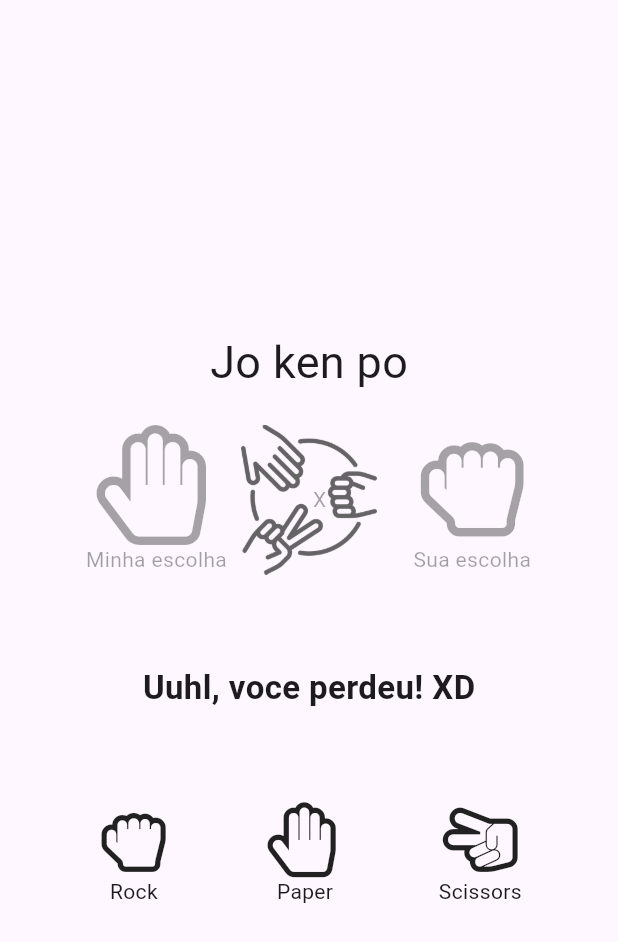
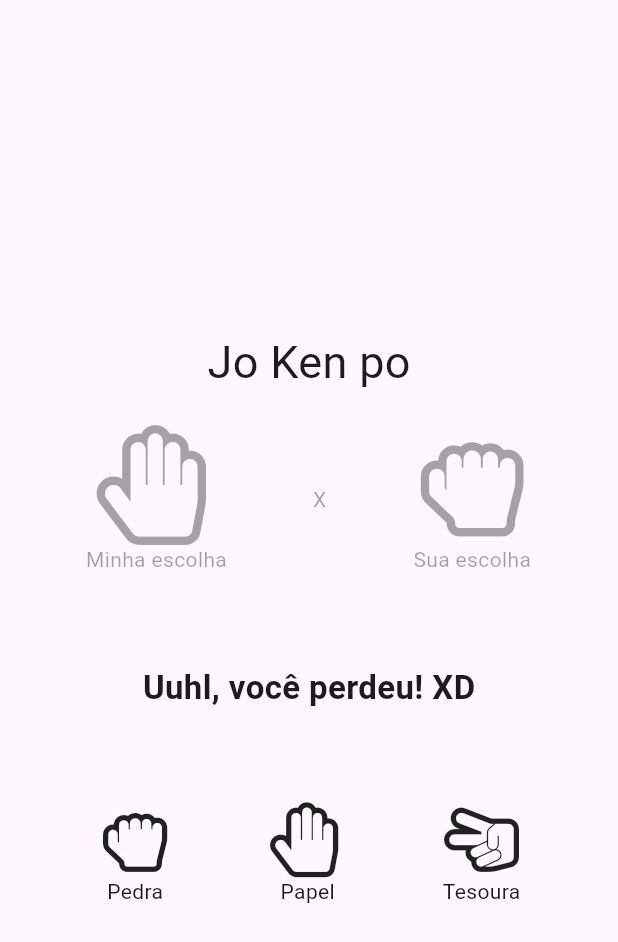
Before and after one commit to felpfsf/flutter_jokenpo, a Flutter app: the screen it shows after launch, after a tap on an icon or button, on a phone screen of 412 x 824 dp. Shown: the top 942 px of the screen. Run offline on Flutter 3.47's test engine with Material 3 defaults, Android fonts, the phone set to English and light mode, and no system bars.

Commit message:
✨ with change notifier

```diff
--- a/lib/main.dart
+++ b/lib/main.dart
@@ -2,11 +2,14 @@ import 'dart:math';
 
 import 'package:flutter/material.dart';
 import 'package:flutter_jokenpo_app/jokenpo_icons.dart';
+import 'package:provider/provider.dart';
 
+// Main
 void main() {
   runApp(const JokenpoApp());
 }
 
+// APP
 class JokenpoApp extends StatelessWidget {
   const JokenpoApp({super.key});
 
@@ -22,6 +25,8 @@ class JokenpoApp extends StatelessWidget {
   }
 }
 
+// Home
+
 class JokenpoHome extends StatefulWidget {
   const JokenpoHome({super.key});
 
@@ -31,94 +36,26 @@ class JokenpoHome extends StatefulWidget {
 
 class _JokenpoHomeState extends State<JokenpoHome>
     with SingleTickerProviderStateMixin {
-  final ValueNotifier<String> _messageNotifier =
-      ValueNotifier('Faça sua jogada!');
-  final ValueNotifier<IconData?> _pcChoiceImageNotifier = ValueNotifier(null);
-  final ValueNotifier<IconData?> _userChoiceImageNotifier = ValueNotifier(null);
-  final ValueNotifier<bool> _showChoiceNotifier = ValueNotifier(false);
-  final ValueNotifier<bool> _isAnimatingNotifier = ValueNotifier(false);
-  int _playCount = 0;
-  late AnimationController _controller;
-
-  @override
-  void initState() {
-    _controller = AnimationController(
-      vsync: this,
-      duration: const Duration(milliseconds: 800),
-    )..stop();
-    super.initState();
-  }
-
-  @override
-  void dispose() {
-    _controller.dispose();
-    _messageNotifier.dispose();
-    _pcChoiceImageNotifier.dispose();
-    _userChoiceImageNotifier.dispose();
-    _showChoiceNotifier.dispose();
-    _isAnimatingNotifier.dispose();
-    super.dispose();
-  }
-
-  void _userChoice(String userChoice) {
-    List<String> choices = ['rock', 'paper', 'scissors'];
-    int rdnNum = Random().nextInt(3);
-    String pcChoice = choices[rdnNum];
-
-    final Map<String, IconData> images = {
-      'rock': JokenpoIcons.rock,
-      'paper': JokenpoIcons.paper,
-      'scissors': JokenpoIcons.scissors,
-    };
-
-    _showChoiceNotifier.value = false;
-    _messageNotifier.value = 'Estou escolhendo...';
-    _playCount++;
-    _userChoiceImageNotifier.value = images[userChoice];
-
-    if (_playCount > 1) {
-      _controller.repeat();
-      _isAnimatingNotifier.value = true;
-    }
-
-    Future.delayed(const Duration(milliseconds: 1000), () {
-      _pcChoiceImageNotifier.value = images[pcChoice];
-      _showChoiceNotifier.value = true;
-      _isAnimatingNotifier.value = false;
-      _controller.repeat();
-
-      setState(() {
-        if ((userChoice == 'rock' && pcChoice == 'scissors') ||
-            (userChoice == 'scissors' && pcChoice == 'paper') ||
-            (userChoice == 'paper' && pcChoice == 'rock')) {
-          _messageNotifier.value = "Ah não, voce ganhou! :(";
-        } else if (userChoice == pcChoice) {
-          _messageNotifier.value = "Sem graça, deu empate!";
-        } else {
-          _messageNotifier.value = "Uuhl, voce perdeu! XD";
-        }
-      });
-    });
-  }
-
   @override
   Widget build(BuildContext context) {
-    return Scaffold(
-      body: Column(
+    return ChangeNotifierProvider(
+      create: (context) => JokenpoController(tickerProvider: this),
+      child: Scaffold(
+        body: Consumer<JokenpoController>(
+          builder: (context, controller, child) {
+            return Column(
               mainAxisAlignment: MainAxisAlignment.center,
               crossAxisAlignment: CrossAxisAlignment.center,
               children: [
                 const Text(
-            'Jo ken po',
+                  'Jo Ken po',
                   style: TextStyle(fontSize: 30),
                 ),
                 const SizedBox(height: 20),
-          ValueListenableBuilder(
-            valueListenable: _showChoiceNotifier,
-            builder: (context, showChoice, child) {
-              return AnimatedSwitcher(
+                AnimatedSwitcher(
                   duration: const Duration(milliseconds: 500),
-                child: showChoice && _pcChoiceImageNotifier.value != null
+                  child:
+                      controller.showChoice && controller.pcChoiceImage != null
                           ? Row(
                               mainAxisAlignment: MainAxisAlignment.spaceEvenly,
                               crossAxisAlignment: CrossAxisAlignment.center,
@@ -126,48 +63,40 @@ class _JokenpoHomeState extends State<JokenpoHome>
                                 Column(
                                   children: [
                                     Icon(
-                                _pcChoiceImageNotifier.value,
+                                      controller.pcChoiceImage,
                                       size: 80,
                                     ),
-                              const Text('Minha escolha')
+                                    const Text('Minha escolha'),
                                   ],
                                 ),
                                 const Text('X'),
                                 Column(
                                   children: [
                                     Icon(
-                                _userChoiceImageNotifier.value,
+                                      controller.userChoiceImage,
                                       size: 80,
                                     ),
-                              const Text('Sua escolha')
+                                    const Text('Sua escolha'),
                                   ],
-                          )
+                                ),
                               ],
                             )
                           : RotationTransition(
-                        key: const ValueKey('image'),
-                        turns: _controller,
+                              turns: controller.controller,
                               child: Image.asset(
                                 'assets/images/rock-paper-scissors.png',
                                 width: 100,
                                 height: 100,
                               ),
                             ),
-              );
-            },
                 ),
                 const SizedBox(height: 60),
-          ValueListenableBuilder(
-            valueListenable: _messageNotifier,
-            builder: (context, message, child) {
-              return Text(
-                message,
+                Text(
+                  controller.message,
                   style: const TextStyle(
                     fontSize: 22,
                     fontWeight: FontWeight.bold,
                   ),
-              );
-            },
                 ),
                 const SizedBox(height: 60),
                 Row(
@@ -176,43 +105,118 @@ class _JokenpoHomeState extends State<JokenpoHome>
                     Column(
                       children: [
                         InkWell(
-                    onTap: () => _userChoice('rock'),
+                          onTap: () => controller.userChoice('rock'),
                           child: const Icon(
                             JokenpoIcons.rock,
                             size: 50,
                           ),
                         ),
-                  const Text('Rock')
+                        const Text('Pedra'),
                       ],
                     ),
                     Column(
                       children: [
                         InkWell(
-                    onTap: () => _userChoice('paper'),
+                          onTap: () => controller.userChoice('paper'),
                           child: const Icon(
                             JokenpoIcons.paper,
                             size: 50,
                           ),
                         ),
-                  const Text('Paper')
+                        const Text('Papel'),
                       ],
                     ),
                     Column(
                       children: [
                         InkWell(
-                    onTap: () => _userChoice('scissors'),
+                          onTap: () => controller.userChoice('scissors'),
                           child: const Icon(
                             JokenpoIcons.scissors,
                             size: 50,
                           ),
                         ),
-                  const Text('Scissors')
+                        const Text('Tesoura'),
                       ],
                     ),
                   ],
                 ),
               ],
+            );
+          },
+        ),
       ),
     );
   }
 }
+
+class JokenpoController extends ChangeNotifier {
+  String _message = 'Faça sua jogada!';
+  IconData? _pcChoiceImage;
+  IconData? _userChoiceImage;
+  bool _showChoice = false;
+  bool _isAnimating = false;
+  int _playCount = 0;
+
+  late AnimationController _controller;
+
+  String get message => _message;
+  IconData? get pcChoiceImage => _pcChoiceImage;
+  IconData? get userChoiceImage => _userChoiceImage;
+  bool get showChoice => _showChoice;
+  bool get isAnimating => _isAnimating;
+  AnimationController get controller => _controller;
+
+  JokenpoController({required TickerProvider tickerProvider}) {
+    _controller = AnimationController(
+      vsync: tickerProvider,
+      duration: const Duration(milliseconds: 800),
+    )..stop();
+  }
+
+  void disposeController() {
+    _controller.dispose();
+  }
+
+  void userChoice(String userChoice) {
+    List<String> choices = ['rock', 'paper', 'scissors'];
+    int randomNum = Random().nextInt(3);
+    String pcChoice = choices[randomNum];
+
+    final Map<String, IconData> images = {
+      'rock': JokenpoIcons.rock,
+      'paper': JokenpoIcons.paper,
+      'scissors': JokenpoIcons.scissors,
+    };
+
+    _showChoice = false;
+    _message = 'Estou escolhendo...';
+    _playCount++;
+    _userChoiceImage = images[userChoice];
+    _controller.repeat();
+
+    if (_playCount > 1) {
+      _isAnimating = true;
+      notifyListeners();
+    }
+
+    Future.delayed(const Duration(milliseconds: 1000), () {
+      _pcChoiceImage = images[pcChoice];
+      _showChoice = true;
+      _isAnimating = false;
+      _controller.stop();
+      notifyListeners();
+
+      if ((userChoice == 'rock' && pcChoice == 'scissors') ||
+          (userChoice == 'scissors' && pcChoice == 'paper') ||
+          (userChoice == 'paper' && pcChoice == 'rock')) {
+        _message = "Ah não, você ganhou! :(";
+      } else if (userChoice == pcChoice) {
+        _message = "Sem graça, deu empate!";
+      } else {
+        _message = "Uuhl, você perdeu! XD";
+      }
+
+      notifyListeners();
+    });
+  }
+}
--- a/pubspec.yaml
+++ b/pubspec.yaml
@@ -35,6 +35,7 @@ dependencies:
   # The following adds the Cupertino Icons font to your application.
   # Use with the CupertinoIcons class for iOS style icons.
   cupertino_icons: ^1.0.8
+  provider: ^6.1.2
 
 dev_dependencies:
   flutter_test:
```
Also changed, not shown: pubspec.lock. Lines whose indentation alone changed are shown as unchanged.
